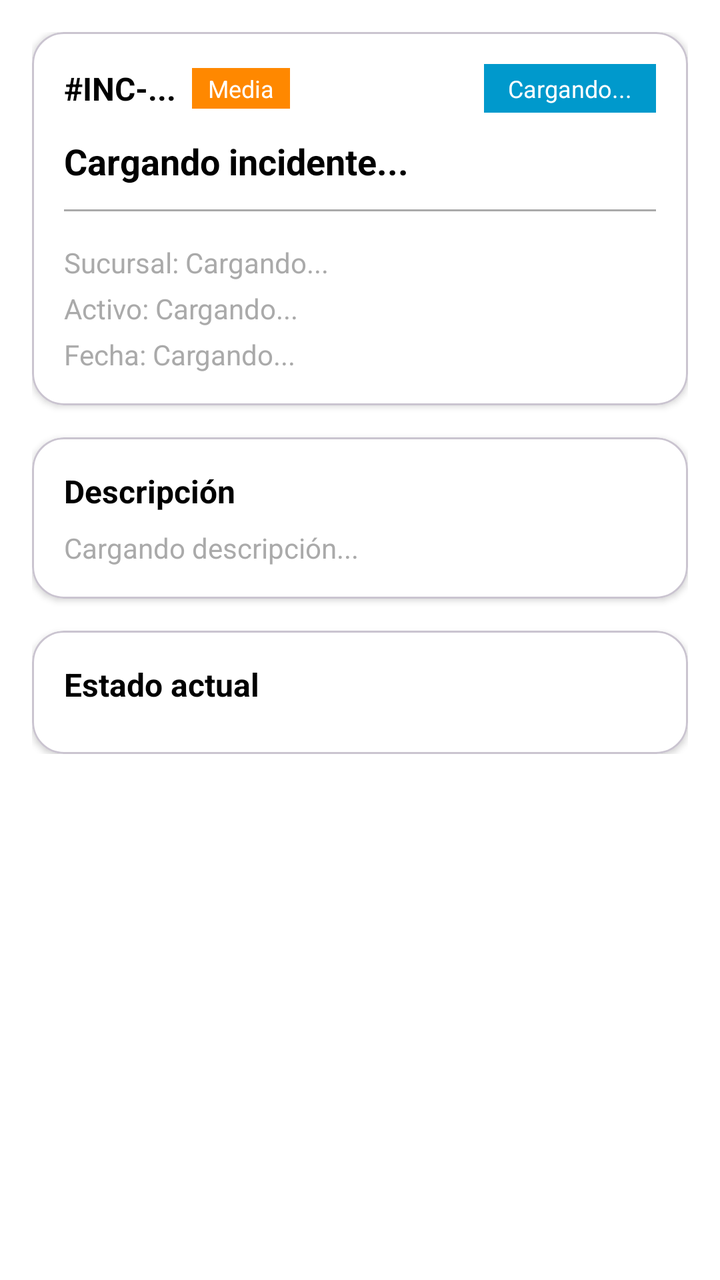
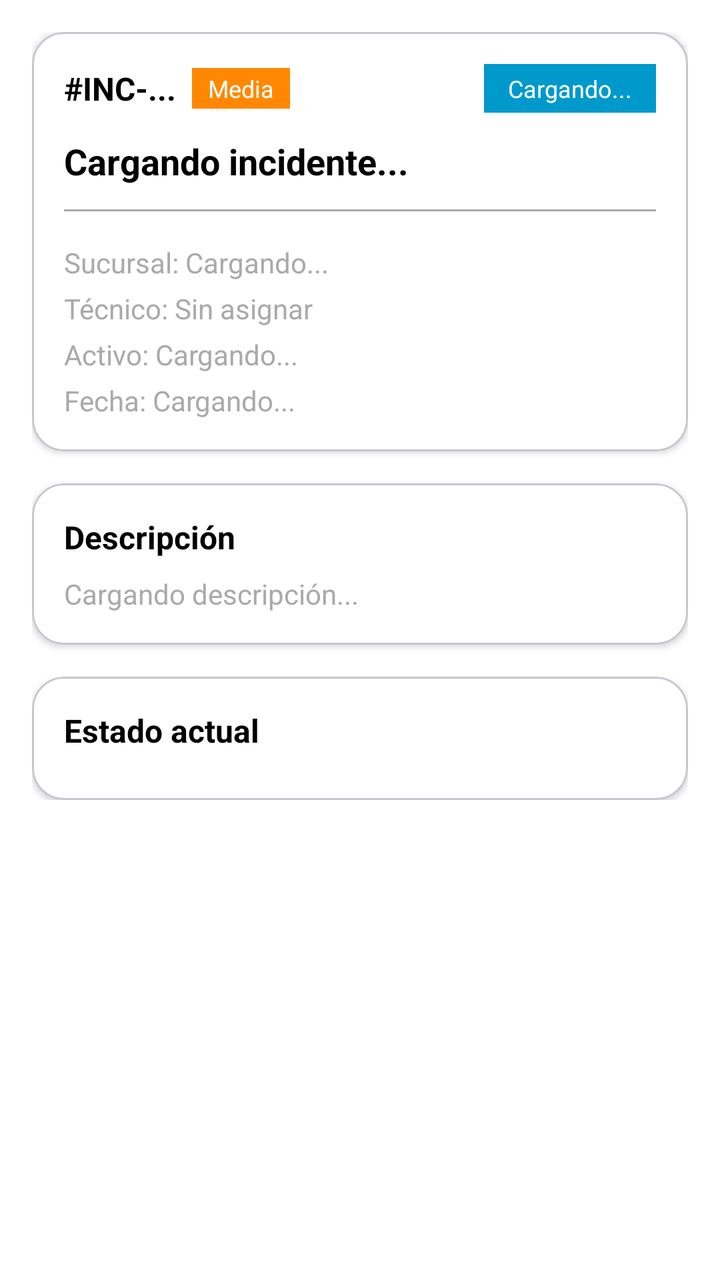

Two renders of the same Android screen: before a commit and after it. Below are the layout's source before the change and the commit's diff.
<!-- AndroidManifest.xml: application theme Theme.PY_DAMB2026II -->
<!-- res/layout/fragment_incident_detail.xml -->
<?xml version="1.0" encoding="utf-8"?>
<androidx.core.widget.NestedScrollView xmlns:android="http://schemas.android.com/apk/res/android"
    xmlns:app="http://schemas.android.com/apk/res-auto"
    xmlns:tools="http://schemas.android.com/tools"
    android:layout_width="match_parent"
    android:layout_height="match_parent"
    tools:context=".IncidentDetailFragment"
    android:background="@color/productGridBackgroundColor"
    android:padding="16dp">

    <LinearLayout
        android:layout_width="match_parent"
        android:layout_height="wrap_content"
        android:orientation="vertical">

        
        <com.google.android.material.card.MaterialCardView
            android:layout_width="match_parent"
            android:layout_height="wrap_content"
            app:cardCornerRadius="16dp"
            app:cardElevation="2dp"
            app:cardBackgroundColor="@android:color/white">

            <LinearLayout
                android:layout_width="match_parent"
                android:layout_height="wrap_content"
                android:orientation="vertical"
                android:padding="16dp">

                <LinearLayout
                    android:layout_width="match_parent"
                    android:layout_height="wrap_content"
                    android:orientation="horizontal"
                    android:gravity="center_vertical">

                    <TextView
                        android:id="@+id/detail_code"
                        android:layout_width="wrap_content"
                        android:layout_height="wrap_content"
                        android:text="#INC-..."
                        android:textStyle="bold"
                        android:textSize="16sp"
                        android:textColor="@android:color/black" />

                    <TextView
                        android:id="@+id/detail_priority"
                        android:layout_width="wrap_content"
                        android:layout_height="wrap_content"
                        android:text="Media"
                        android:textSize="12sp"
                        android:textColor="@android:color/white"
                        android:background="@android:color/holo_orange_dark"
                        android:paddingHorizontal="8dp"
                        android:paddingVertical="2dp"
                        android:layout_marginStart="8dp" />

                    <View
                        android:layout_width="0dp"
                        android:layout_height="0dp"
                        android:layout_weight="1" />

                    <TextView
                        android:id="@+id/detail_status"
                        android:layout_width="wrap_content"
                        android:layout_height="wrap_content"
                        android:text="Cargando..."
                        android:textSize="12sp"
                        android:textColor="@android:color/white"
                        android:background="@android:color/holo_blue_dark"
                        android:paddingHorizontal="12dp"
                        android:paddingVertical="4dp" />
                </LinearLayout>

                <TextView
                    android:id="@+id/detail_title"
                    android:layout_width="match_parent"
                    android:layout_height="wrap_content"
                    android:text="Cargando incidente..."
                    android:textSize="18sp"
                    android:textStyle="bold"
                    android:textColor="@android:color/black"
                    android:layout_marginTop="12dp" />

                <View
                    android:layout_width="match_parent"
                    android:layout_height="1dp"
                    android:background="@android:color/darker_gray"
                    android:layout_marginTop="12dp"
                    android:layout_marginBottom="12dp" />

                <TextView
                    android:id="@+id/detail_sucursal"
                    android:layout_width="wrap_content"
                    android:layout_height="wrap_content"
                    android:text="Sucursal: Cargando..."
                    android:textSize="14sp"
                    android:textColor="@android:color/darker_gray"
                    android:layout_marginTop="4dp" />

                <TextView
                    android:id="@+id/detail_activo"
                    android:layout_width="wrap_content"
                    android:layout_height="wrap_content"
                    android:text="Activo: Cargando..."
                    android:textSize="14sp"
                    android:textColor="@android:color/darker_gray"
                    android:layout_marginTop="4dp" />

                <TextView
                    android:id="@+id/detail_fecha"
                    android:layout_width="wrap_content"
                    android:layout_height="wrap_content"
                    android:text="Fecha: Cargando..."
                    android:textSize="14sp"
                    android:textColor="@android:color/darker_gray"
                    android:layout_marginTop="4dp" />

            </LinearLayout>
        </com.google.android.material.card.MaterialCardView>

        
        <com.google.android.material.card.MaterialCardView
            android:layout_width="match_parent"
            android:layout_height="wrap_content"
            android:layout_marginTop="16dp"
            app:cardCornerRadius="16dp"
            app:cardElevation="2dp"
            app:cardBackgroundColor="@android:color/white">

            <LinearLayout
                android:layout_width="match_parent"
                android:layout_height="wrap_content"
                android:orientation="vertical"
                android:padding="16dp">

                <TextView
                    android:layout_width="wrap_content"
                    android:layout_height="wrap_content"
                    android:text="Descripción"
                    android:textStyle="bold"
                    android:textSize="16sp"
                    android:textColor="@android:color/black" />

                <TextView
                    android:id="@+id/detail_description"
                    android:layout_width="match_parent"
                    android:layout_height="wrap_content"
                    android:text="Cargando descripción..."
                    android:textSize="14sp"
                    android:textColor="@android:color/darker_gray"
                    android:layout_marginTop="8dp" />

            </LinearLayout>
        </com.google.android.material.card.MaterialCardView>

        
        <com.google.android.material.card.MaterialCardView
            android:layout_width="match_parent"
            android:layout_height="wrap_content"
            android:layout_marginTop="16dp"
            app:cardCornerRadius="16dp"
            app:cardElevation="2dp"
            app:cardBackgroundColor="@android:color/white">

            <LinearLayout
                android:layout_width="match_parent"
                android:layout_height="wrap_content"
                android:orientation="vertical"
                android:padding="16dp">

                <TextView
                    android:layout_width="wrap_content"
                    android:layout_height="wrap_content"
                    android:text="Estado actual"
                    android:textStyle="bold"
                    android:textSize="16sp"
                    android:textColor="@android:color/black" />

                
                <LinearLayout
                    android:id="@+id/detail_historial_container"
                    android:layout_width="match_parent"
                    android:layout_height="wrap_content"
                    android:layout_marginTop="8dp"
                    android:orientation="vertical" />

            </LinearLayout>
        </com.google.android.material.card.MaterialCardView>

        <com.google.android.material.button.MaterialButton
            android:id="@+id/btn_cambiar_estado"
            android:layout_width="match_parent"
            android:layout_height="wrap_content"
            android:layout_marginTop="16dp"
            android:text="Cambiar estado"
            android:visibility="gone"
            app:cornerRadius="12dp" />


    </LinearLayout>
</androidx.core.widget.NestedScrollView>
<!-- resources referenced by this layout -->
<resources>
  <color name="productGridBackgroundColor">#FFFFFFFF</color>
  <style name="Theme.PY_DAMB2026II" parent="Base.Theme.PY_DAMB2026II" />
  <style name="Base.Theme.PY_DAMB2026II" parent="Theme.Material3.DayNight.NoActionBar">
          
          
      </style>
</resources>

<!-- the commit's change to res/layout/fragment_incident_detail.xml (unified diff, before → after) -->
@@ -98,6 +98,16 @@
                     android:layout_marginTop="4dp" />
 
                 <TextView
+                    android:id="@+id/detail_tecnico"
+                    android:layout_width="wrap_content"
+                    android:layout_height="wrap_content"
+                    android:text="Técnico: Sin asignar"
+                    android:textSize="14sp"
+                    android:textColor="@android:color/darker_gray"
+                    android:layout_marginTop="4dp" />
+
+
+                <TextView
                     android:id="@+id/detail_activo"
                     android:layout_width="wrap_content"
                     android:layout_height="wrap_content"
@@ -188,6 +198,16 @@
         </com.google.android.material.card.MaterialCardView>
 
         <com.google.android.material.button.MaterialButton
+            android:id="@+id/btn_asignar_tecnico"
+            android:layout_width="match_parent"
+            android:layout_height="wrap_content"
+            android:layout_marginTop="16dp"
+            android:text="Asignar técnico"
+            android:visibility="gone"
+            app:cornerRadius="12dp" />
+
+
+        <com.google.android.material.button.MaterialButton
             android:id="@+id/btn_cambiar_estado"
             android:layout_width="match_parent"
             android:layout_height="wrap_content"
